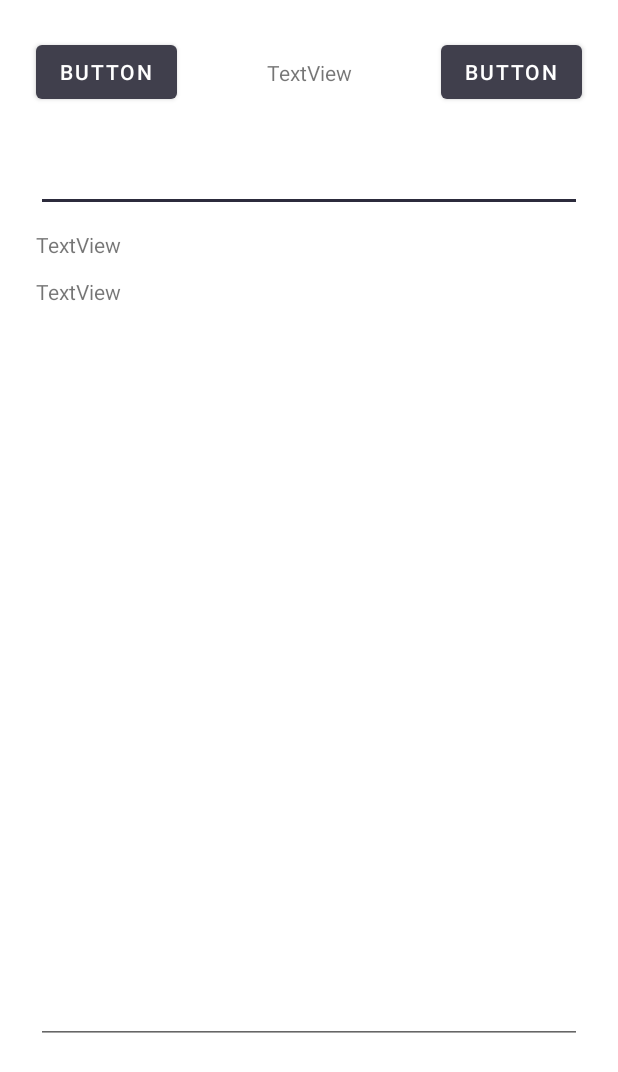
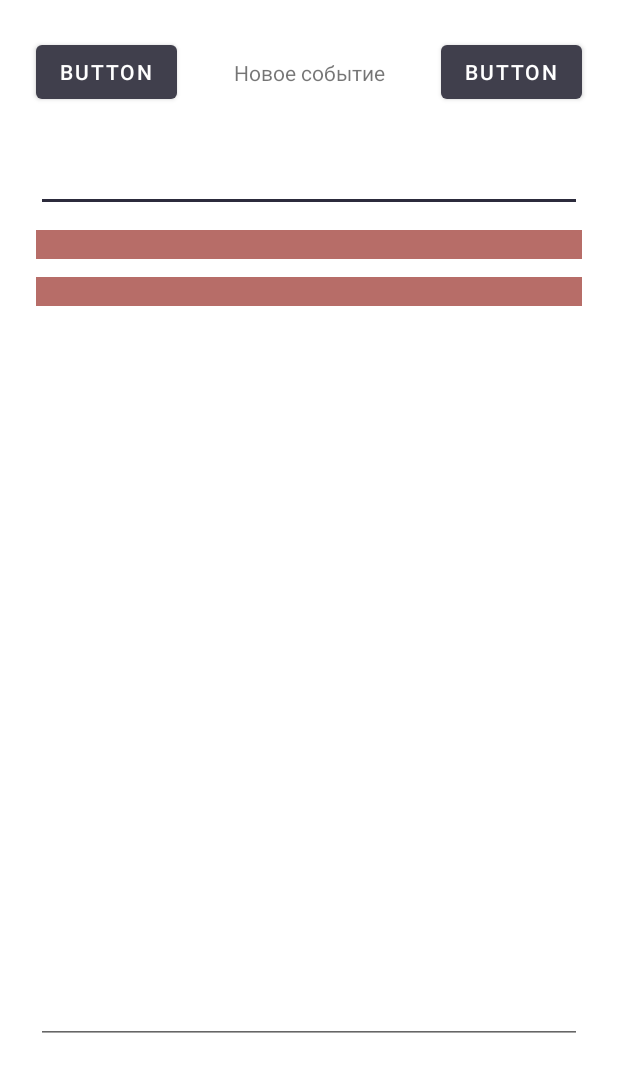
Before and after one commit to almm1/ToDoList, an Android app: the AddActivity screen opened directly, with no data from a screen before it, on a phone screen of 412 x 824 dp. Shown: the top 1072 px of the screen. Run offline under Robolectric (Android 15) with nearby library versions, the phone set to English and light mode, and no system bars; libraries missing offline, so code that uses them is left out: io.realm.

Commit message:
add event

```diff
--- a/app/src/main/java/com/example/todolist/model/DataBase.kt
+++ b/app/src/main/java/com/example/todolist/model/DataBase.kt
@@ -6,16 +6,16 @@ import io.realm.RealmQuery
 import io.realm.RealmResults
 
 object DataBase {
+    val arrayId:MutableList<Int> = mutableListOf()
    fun loadEvents(date: Long): MutableList<Events> {
        val ev:MutableList<Events> = mutableListOf()
        Realm.getDefaultInstance().use { realm ->
            realm.where(Events::class.java)
                .findAll().forEach {
-                   val i = it
-                   val k =i.date_start
                    if(it.date_start!!.toLong() >= date && it.date_start!!.toLong() <= (date+86400)) {
                         ev.add(realm.copyFromRealm(it))
                    }
+                  arrayId.add(realm.copyFromRealm(it).id!!)
                }
        }
        return ev
--- a/app/src/main/java/com/example/todolist/presenter/AddPresenter.kt
+++ b/app/src/main/java/com/example/todolist/presenter/AddPresenter.kt
@@ -4,18 +4,25 @@ import android.app.TimePickerDialog
 import com.example.todolist.activity.AddActivity
 import com.example.todolist.data.Events
 import com.example.todolist.model.DataBase
-
+import kotlin.random.Random
 
 class AddPresenter {
     private var view: AddActivity? = null
     var date:Long=0
-    fun done(textName:String, textStart: String,
-             textFinish: String, textDescription:String) {
-        if (toMinutes(textStart)>=toMinutes(textFinish))
+    var rId = 0
+
+    fun done(
+        textName: String, textStart: String,
+        textFinish: String, textDescription: String,
+    ) {
+        if (textName=="" && textDescription=="" && textStart=="" && textFinish=="")
+            view?.showError()
+        else if (toMinutes(textStart)>=toMinutes(textFinish))
             view?.showErrorTime()
         else {
+            var x = rId
             val event = Events(
-                id = 24, //?????
+                id = x,
                 date_start = (date+toMinutes(textStart)*60).toString(),
                 date_finish = (date+toMinutes(textFinish)*60).toString(),
                 name = textName,
@@ -31,6 +38,7 @@ class AddPresenter {
 
     fun attachView (addActivity: AddActivity, date: Long) {
         this.date=date
+        randomId()
         view = addActivity
     }
     fun detachView() {
@@ -45,7 +53,6 @@ class AddPresenter {
         12,
         0,
         true) //Yes 24 hour time
-
     mTimePicker.show()
     }
 
@@ -55,7 +62,16 @@ class AddPresenter {
         else
             "$n"
     }
+
     private fun toMinutes(time:String):Int {
         return time.substringBefore(" : ").toInt()* 60 + time.substringAfter(" : ").toInt()
     }
+
+    private fun randomId() {
+        Thread {
+            do {
+                rId = Random.nextInt(3, Int.MAX_VALUE)
+            } while (!DataBase.arrayId.contains(rId))
+        }.start()
+    }
 }
--- a/app/src/main/res/layout/activity_add.xml
+++ b/app/src/main/res/layout/activity_add.xml
@@ -33,7 +33,7 @@
         android:id="@+id/titleText"
         android:layout_width="wrap_content"
         android:layout_height="wrap_content"
-        android:text="TextView"
+        android:text="Новое событие"
         app:layout_constraintBottom_toTopOf="@+id/editTextName"
         app:layout_constraintEnd_toStartOf="@+id/addButton"
         app:layout_constraintStart_toEndOf="@+id/cancelButton"
@@ -62,13 +62,12 @@
         android:layout_marginStart="24dp"
         android:layout_marginTop="12dp"
         android:layout_marginEnd="24dp"
-        android:text="TextView"
         android:onClick="timeClick"
+        android:background="@color/penny"
         app:layout_constraintBottom_toTopOf="@+id/textTimeFinish"
         app:layout_constraintEnd_toEndOf="parent"
         app:layout_constraintStart_toStartOf="parent"
         app:layout_constraintTop_toBottomOf="@+id/editTextName"/>
-
 
     <TextView
         android:id="@+id/textTimeFinish"
@@ -77,8 +76,8 @@
         android:layout_marginStart="24dp"
         android:layout_marginTop="12dp"
         android:layout_marginEnd="24dp"
-        android:text="TextView"
         android:onClick="timeClick"
+        android:background="@color/penny"
         app:layout_constraintBottom_toTopOf="@+id/editTextDescription"
         app:layout_constraintEnd_toEndOf="parent"
         app:layout_constraintStart_toStartOf="parent"
```
Also changed, not shown: app/src/main/java/com/example/todolist/activity/AddActivity.kt (+8 -0 lines).
